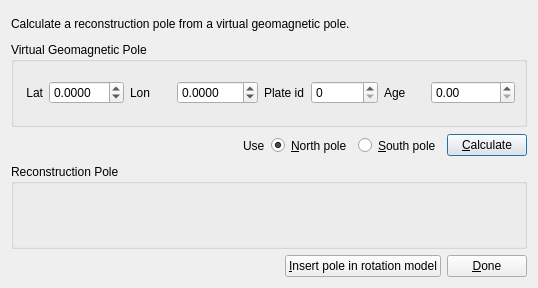
First picture: the form in src/qt-widgets/CalculateReconstructionPoleDialogUi.ui, repository GPlates/GPlates, before the edit.
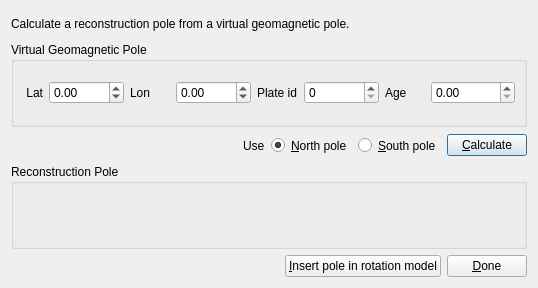
Second picture: the form after the edit.

Commit message: (trunk) Various adjustments to pmag-related dialogs: ensuring closure on quitting GPlates, adjusting formatting/layout of edit/spin boxes.

Patch:
```diff
--- a/src/qt-widgets/CalculateReconstructionPoleDialogUi.ui
+++ b/src/qt-widgets/CalculateReconstructionPoleDialogUi.ui
@@ -76,8 +76,14 @@
         </item>
         <item>
          <widget class="QDoubleSpinBox" name="spinbox_vgp_lat" >
+          <property name="minimumSize" >
+           <size>
+            <width>75</width>
+            <height>0</height>
+           </size>
+          </property>
           <property name="decimals" >
-           <number>4</number>
+           <number>2</number>
           </property>
           <property name="minimum" >
            <double>-90.000000000000000</double>
@@ -99,8 +105,14 @@
         </item>
         <item>
          <widget class="QDoubleSpinBox" name="spinbox_vgp_lon" >
+          <property name="minimumSize" >
+           <size>
+            <width>75</width>
+            <height>0</height>
+           </size>
+          </property>
           <property name="decimals" >
-           <number>4</number>
+           <number>2</number>
           </property>
           <property name="minimum" >
            <double>-360.000000000000000</double>
@@ -122,6 +134,12 @@
         </item>
         <item>
          <widget class="QSpinBox" name="spinbox_plateid" >
+          <property name="minimumSize" >
+           <size>
+            <width>75</width>
+            <height>0</height>
+           </size>
+          </property>
           <property name="maximum" >
            <number>1000000</number>
           </property>
```
Left out of the diff: 6 changed lines with no effect on the pictures. The commit also changes 4 other files.
